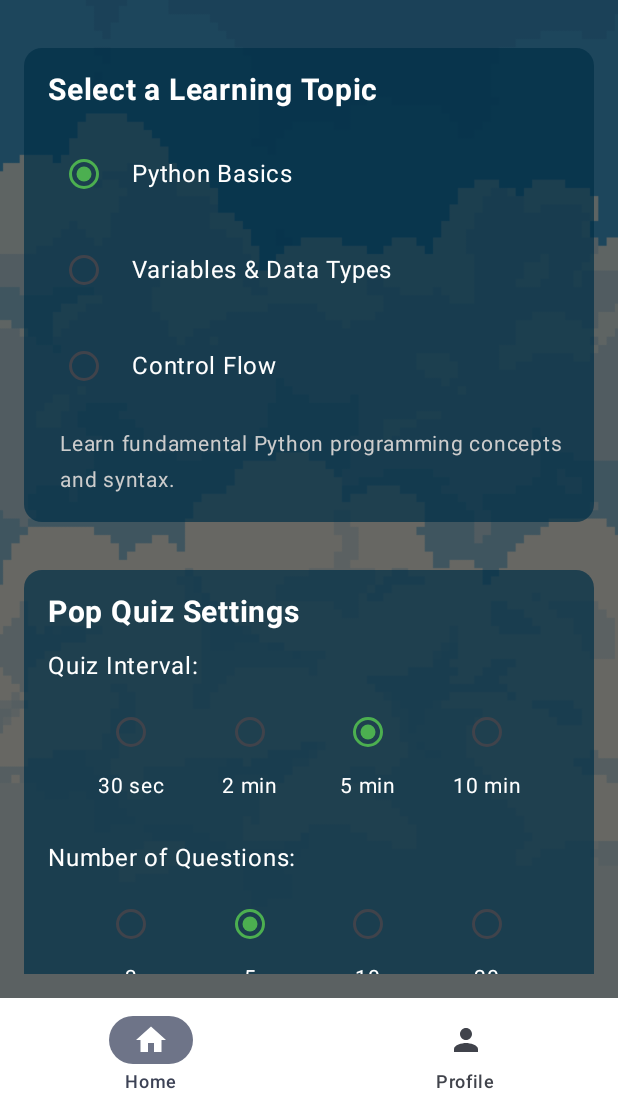
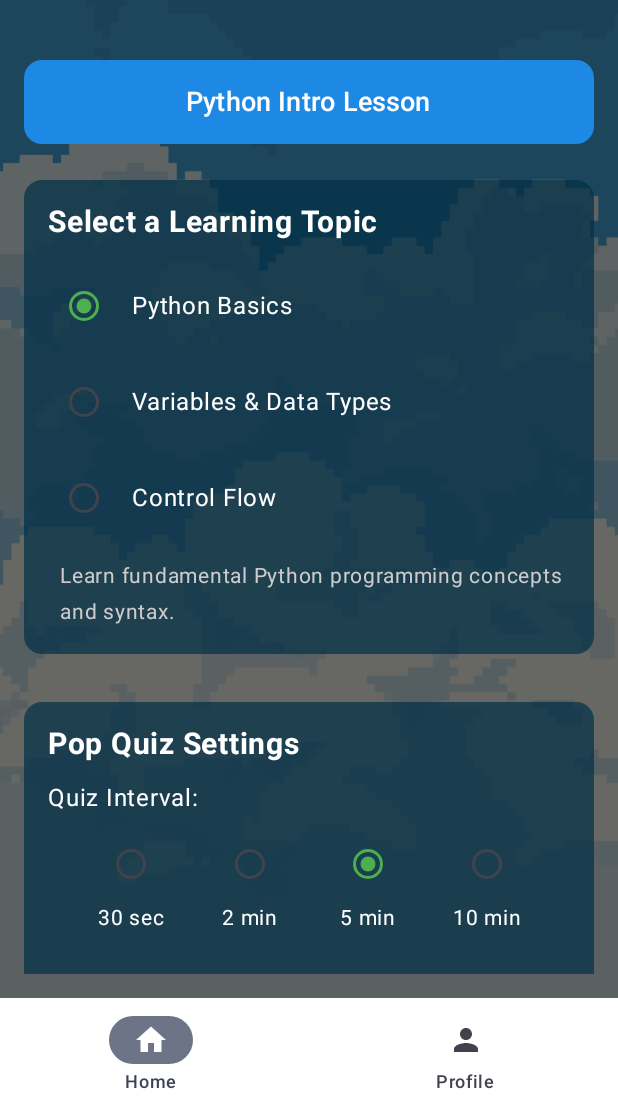
Before and after one commit to CS350-TLDR/TLDR, an Android app built with Jetpack Compose: the MainMenuScreen screen opened through its navigation route, on a phone screen of 412 x 824 dp, the part 118-1236 px from its top. Run offline under Robolectric (Android 15) with nearby library versions, the phone set to English and light mode, and no system bars.

Commit message:
Added a video lesson button to the top of the main menu screen.

```diff
--- a/app/build.gradle.kts
+++ b/app/build.gradle.kts
@@ -64,4 +64,7 @@ dependencies {
     androidTestImplementation(libs.androidx.ui.test.junit4)
     debugImplementation(libs.androidx.ui.tooling)
     debugImplementation(libs.androidx.ui.test.manifest)
+    implementation ("androidx.media3:media3-exoplayer:1.3.1")
+    implementation ("androidx.media3:media3-ui:1.3.1")
+
 }
--- a/app/src/main/java/com/comp350/tldr/MainMenuScreen.kt
+++ b/app/src/main/java/com/comp350/tldr/MainMenuScreen.kt
@@ -45,6 +45,8 @@ fun MainMenuScreen(navController: NavController, context: Context) {
 
     val coroutineScope = rememberCoroutineScope()
 
+    var isVideoPlaying by remember { mutableStateOf(false) }
+
     // List of available topics
     val topics = listOf(
         "Python Basics" to "Learn fundamental Python programming concepts and syntax.",
@@ -54,7 +56,6 @@ fun MainMenuScreen(navController: NavController, context: Context) {
 
     // List of available intervals (in minutes)
     val intervals = listOf(0.5, 2.0, 5.0, 10.0)
-
     // List of max question counts
     val questionCounts = listOf(3, 5, 10, 20)
 
@@ -97,6 +98,32 @@ fun MainMenuScreen(navController: NavController, context: Context) {
                     .padding(vertical = 24.dp),
                 textAlign = TextAlign.Center
             )
+            Spacer(modifier = Modifier.height(16.dp))
+
+            if (isVideoPlaying) {
+                VideoPlayer(modifier = Modifier.padding(vertical = 16.dp),
+                    onVideoFinished = { isVideoPlaying = false })
+            }
+            // Watch Video button
+            Button(
+                onClick = {
+                    isVideoPlaying = true
+                },
+                colors = ButtonDefaults.buttonColors(
+                    containerColor = Color(0xFF1E88E5)
+                ),
+                shape = RoundedCornerShape(12.dp),
+                modifier = Modifier
+                    .fillMaxWidth()
+                    .height(56.dp)
+            ) {
+                Text(
+                    text = "Python Intro Lesson",
+                    fontSize = 18.sp,
+                    color = Color.White
+                )
+            }
+            Spacer(modifier = Modifier.height(16.dp))
 
             // Topic selection section
             Card(
@@ -167,6 +194,7 @@ fun MainMenuScreen(navController: NavController, context: Context) {
                     )
                 }
             }
+
 
             Spacer(modifier = Modifier.height(16.dp))
 
--- a/app/src/main/java/com/comp350/tldr/Navigation.kt
+++ b/app/src/main/java/com/comp350/tldr/Navigation.kt
@@ -3,6 +3,7 @@ package com.comp350.tldr
 import androidx.navigation.compose.composable
 import androidx.compose.runtime.Composable
 import androidx.compose.runtime.getValue
+import androidx.compose.ui.platform.LocalContext
 import androidx.navigation.NavController
 import androidx.navigation.compose.currentBackStackEntryAsState
 import androidx.navigation.NavGraphBuilder
@@ -16,7 +17,7 @@ object NavRoutes {
     const val RESULTS_PAGE = "results_page/{score}/{totalQuestions}"
 
     // const val LESSONS = "lessons_screen"
-     const val PROFILE = "profile_screen"
+    const val PROFILE = "profile_screen"
 }
 
 // Helper function to get current route
--- a/app/src/main/java/com/comp350/tldr/Profile.kt
+++ b/app/src/main/java/com/comp350/tldr/Profile.kt
@@ -6,6 +6,7 @@ import androidx.compose.material3.Text
 import androidx.compose.runtime.Composable
 import androidx.compose.ui.Modifier
 import androidx.compose.ui.graphics.Color
+import androidx.compose.ui.text.style.TextAlign
 import androidx.navigation.NavController
 
 // Simple profile screen
@@ -14,7 +15,8 @@ fun ProfileScreen(navController: NavController) {
     Box(modifier = Modifier.fillMaxSize()) {
         Text(
             text = "Profile Screen\n(Work in Progress)",
-            color = Color.White
+            color = Color.Black,
+
         )
     }
 }
```
Also changed, not shown: app/src/main/java/com/comp350/tldr/VideoPlayer.kt (added, +52 -0 lines), 1 other file.
